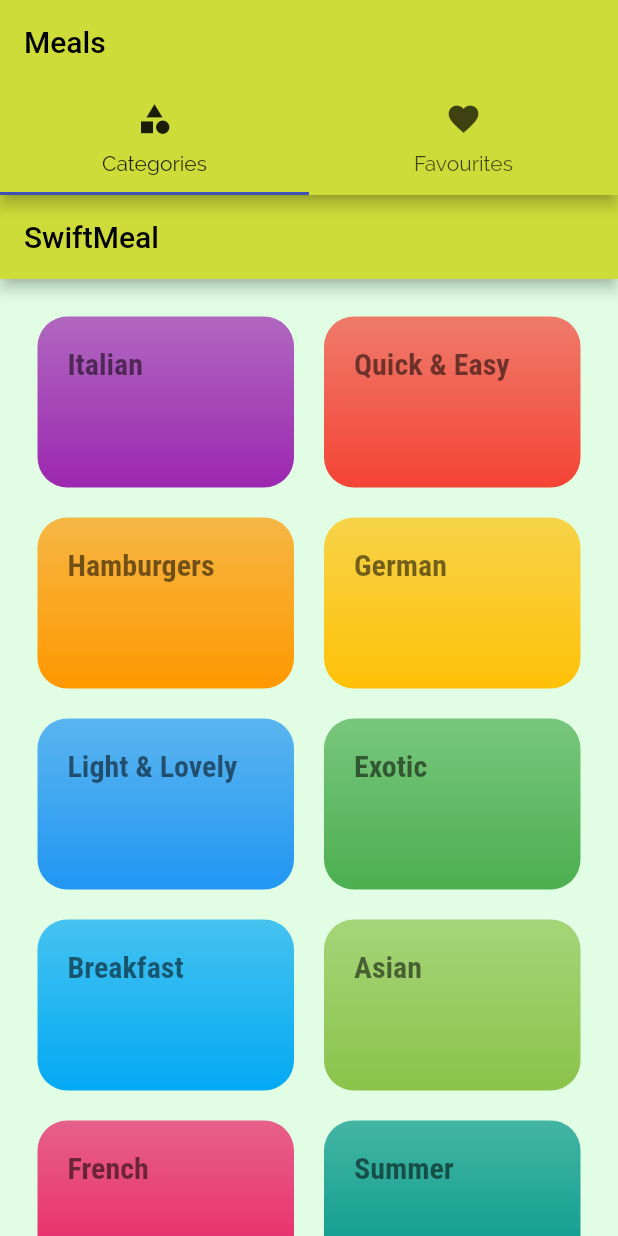
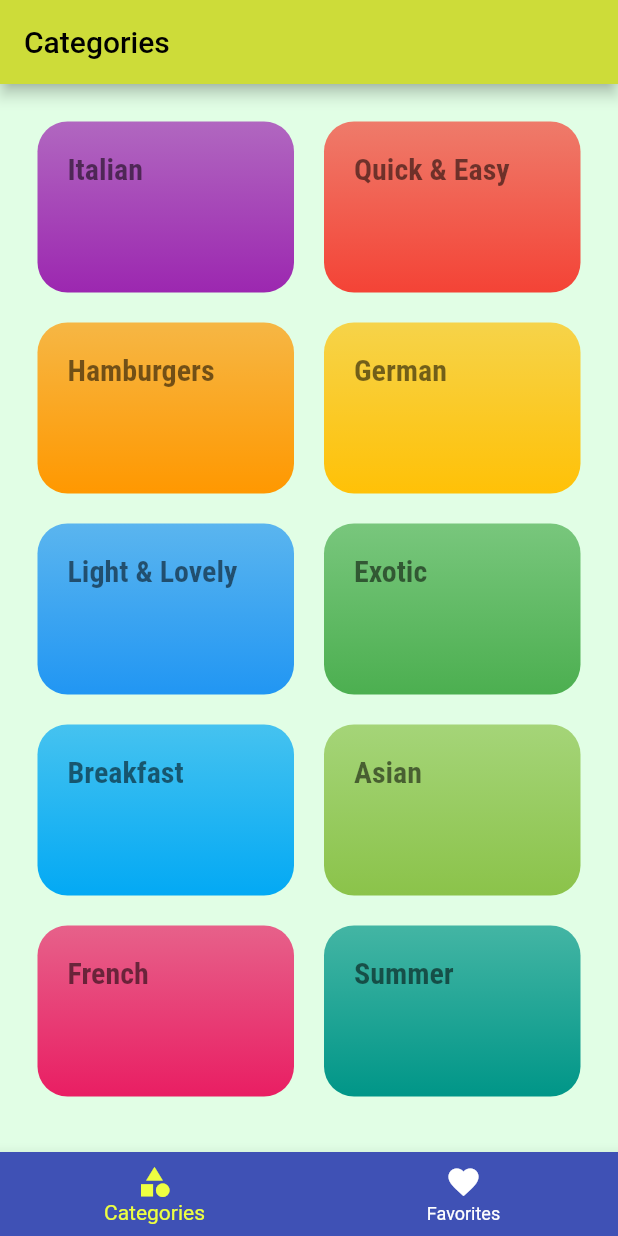
Before and after one commit to cjchika/swift_meal, a Flutter app: the screen it shows after launch, on a phone screen of 412 x 824 dp. Run offline on Flutter 3.47's test engine with Material 2 defaults, Android fonts, the phone set to English and light mode, and no system bars.

Commit message:
Improving UI

```diff
--- a/lib/screens/categories_screen.dart
+++ b/lib/screens/categories_screen.dart
@@ -6,11 +6,7 @@ import '../dummy_data.dart';
 class CategoriesScreen extends StatelessWidget {
   @override
   Widget build(BuildContext context) {
-    return Scaffold(
-      appBar: AppBar(
-        title: const Text('SwiftMeal'),
-      ),
-      body: GridView(
+    return GridView(
       padding: const EdgeInsets.all(25),
       gridDelegate: SliverGridDelegateWithMaxCrossAxisExtent(
         maxCrossAxisExtent: 250,
@@ -25,7 +21,6 @@ class CategoriesScreen extends StatelessWidget {
                 mealCategory.color,
               ))
           .toList(),
-      ),
     );
   }
 }
--- a/lib/screens/tabs_screen.dart
+++ b/lib/screens/tabs_screen.dart
@@ -10,32 +10,48 @@ class TabsScreen extends StatefulWidget {
 }
 
 class _TabsScreenState extends State<TabsScreen> {
+  final List<Map<String, Object>> _pages = [
+    {
+      'page': CategoriesScreen(),
+      'title': 'Categories',
+    },
+    {
+      'page': FavouritesScreen(),
+      'title': 'Favorites',
+    },
+  ];
+
+  int _selectedPageIndex = 0;
+
+  void _selectPage(int index) {
+    setState(() {
+      _selectedPageIndex = index;
+    });
+  }
+
   @override
   Widget build(BuildContext context) {
-    return DefaultTabController(
-      length: 2,
-      child: Scaffold(
-        appBar: AppBar(
-          title: Text('Meals'),
-          bottom: TabBar(tabs: [
-            Tab(
-              icon: Icon(
-                Icons.category,
-              ),
-              text: 'Categories',
-            ),
-            Tab(
-              icon: Icon(
-                Icons.favorite,
-              ),
-              text: 'Favourites',
-            ),
-          ]),
-        ),
-        body: TabBarView(children: [
-          CategoriesScreen(),
-          FavouritesScreen(),
-        ]),
+    return Scaffold(
+      appBar: AppBar(
+        title: Text(_pages[_selectedPageIndex]['title']),
+      ),
+      body: _pages[_selectedPageIndex]['page'],
+      bottomNavigationBar: BottomNavigationBar(
+        onTap: _selectPage,
+        backgroundColor: Colors.indigo,
+        unselectedItemColor: Colors.white,
+        selectedItemColor: Colors.limeAccent,
+        currentIndex: _selectedPageIndex,
+        items: [
+          BottomNavigationBarItem(
+            icon: Icon(Icons.category),
+            label: 'Categories',
+          ),
+          BottomNavigationBarItem(
+            icon: Icon(Icons.favorite),
+            label: 'Favorites',
+          ),
+        ],
       ),
     );
   }
```
Lines whose indentation alone changed are shown as unchanged.
